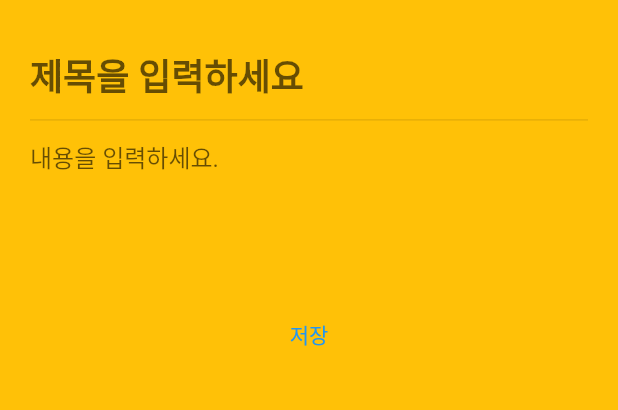
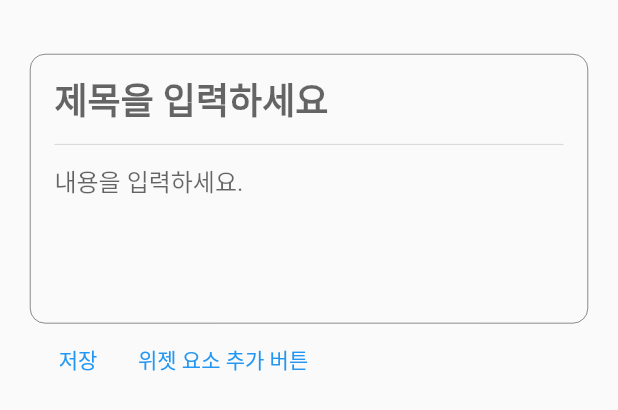
Before and after one commit to seong9566/dot-node, a Flutter app: the InsertContainerWidget widget shown alone on an empty page, opened directly, on a phone screen of 412 x 824 dp. Shown: the top 410 px of the screen. Run offline on Flutter 3.47's test engine with Material 2 defaults, Android fonts, the phone set to English and light mode, and no system bars; our stand-ins replace firebase_auth, firebase_core, flutter_riverpod, flutter_screenutil, flutter_secure_storage, font_awesome_flutter and 5 more; accounts and stored records are empty; network calls fail.

Commit message:
위젯 요소 추가 UI 구현

```diff
--- a/lib/web_view/pages/personal/component/insert_container_widget.dart
+++ b/lib/web_view/pages/personal/component/insert_container_widget.dart
@@ -4,6 +4,7 @@ import 'package:dot_node/models/session_user.dart';
 import 'package:dot_node/models/widget_element.dart';
 import 'package:flutter/material.dart';
 import 'package:flutter_riverpod/flutter_riverpod.dart';
+import 'package:logger/logger.dart';
 
 /*
  * Project Name:  [DOTnode]
@@ -39,18 +40,108 @@ class InsertContainerWidget extends ConsumerStatefulWidget {
 class _InsertContainerWidget extends ConsumerState<InsertContainerWidget> {
   final _title = TextEditingController();
   final _content = TextEditingController();
+  List<Widget> widgetElementList = [];
+  @override
+  void initState() {
+    widgetElementList = [TextInsertForm(title: _title, content: _content)];
+    super.initState();
+  }
 
   @override
   Widget build(BuildContext context) {
+    void widgetCreate({required Widget insertForm}) {
+      widgetElementList.add(insertForm);
+    }
+
     final wControl = ref.read(widgetController);
-    return Container(
-      width: fWidth,
-      color: Colors.amber,
+    return SizedBox(
       child: Padding(
         padding: const EdgeInsets.all(20.0),
-        child: Column(
-          children: [
-            Form(
+        child: SingleChildScrollView(
+          child: Column(
+            children: [
+              Column(
+                //children: List.generate(widgetElementList.length, (index) => widgetElementList[index]),
+                children: [
+                  ListView.builder(
+                    shrinkWrap: true,
+                    itemCount: widgetElementList.length,
+                    itemBuilder: (BuildContext context, int index) {
+                      return widgetElementList[index];
+                    },
+                  )
+                ],
+              ),
+              //TextInsertForm(title: _title, content: _content),
+              Row(
+                children: [
+                  insertBtn(wControl, context),
+                  elementCreateBtn(
+                    press: () {
+                      setState(() {
+                        widgetCreate(insertForm: TextInsertForm(title: _title, content: _content));
+                        Logger().d("리스트 추가? ${widgetElementList.length}");
+                      });
+                    },
+                  ),
+                ],
+              ),
+            ],
+          ),
+        ),
+      ),
+    );
+  }
+
+  TextButton elementCreateBtn({required VoidCallback press}) {
+    return TextButton(
+      onPressed: press,
+      child: Text("위젯 요소 추가 버튼"),
+    );
+  }
+
+  TextButton insertBtn(WidgetController wControl, BuildContext context) {
+    return TextButton(
+      onPressed: (() {
+        List<WidgetElement> containerWidget = [
+          WidgetElement(elementName: "title", content: _title.text),
+          WidgetElement(elementName: "content", content: _content.text),
+        ];
+        wControl.insertWidget(widgetName: "ContainerWidget", userUid: "${SessionUser.user.uid}", widgetElement: containerWidget);
+        Navigator.pop(context);
+      }),
+      child: Text("저장"),
+    );
+  }
+}
+
+class TextInsertForm extends StatelessWidget {
+  const TextInsertForm({
+    super.key,
+    required TextEditingController title,
+    required TextEditingController content,
+  })  : _title = title,
+        _content = content;
+
+  final TextEditingController _title;
+  final TextEditingController _content;
+
+  @override
+  Widget build(BuildContext context) {
+    return Column(
+      children: [
+        SizedBox(height: 16),
+        Container(
+          decoration: BoxDecoration(
+            border: Border.all(
+              color: Colors.black,
+              width: 0.3,
+            ),
+            borderRadius: BorderRadius.circular(10),
+          ),
+          child: Padding(
+            padding: const EdgeInsets.symmetric(horizontal: 16),
+            child: Form(
               child: Column(
                 children: [
                   TextFormField(
@@ -87,21 +178,9 @@ class _InsertContainerWidget extends ConsumerState<InsertContainerWidget> {
                 ],
               ),
             ),
-            TextButton(
-              onPressed: (() {
-                List<WidgetElement> containerWidget = [
-                  WidgetElement(elementName: "title", content: _title.text),
-                  WidgetElement(elementName: "content", content: _content.text),
-                ];
-                wControl.insertWidget(widgetName: "ContainerWidget", userUid: "${SessionUser.user.uid}", widgetElement: containerWidget);
-                Navigator.pop(context);
-              }),
-              child: Text("저장"),
-            ),
-            TextButton(onPressed: () {}, child: Text(""))
-          ],
+          ),
         ),
-      ),
+      ],
     );
   }
 }
--- a/lib/web_view/pages/personal/personal_page.dart
+++ b/lib/web_view/pages/personal/personal_page.dart
@@ -53,8 +53,10 @@ class _PersonalPageState extends ConsumerState<PersonalPage> {
             contentWidget = ListWidget();
           }
           return AlertDialog(
+            scrollable: true,
             title: const Text('사용할 위젯을 선택하세요.'),
-            content: Column(
+            content: SingleChildScrollView(
+              child: Column(
                 children: [
                   DropdownButton(
                     value: _selectedValue,
@@ -71,8 +73,13 @@ class _PersonalPageState extends ConsumerState<PersonalPage> {
                       });
                     },
                   ),
-                contentWidget,
+                  SizedBox(
+                    height: MediaQuery.of(context).size.height,
+                    width: MediaQuery.of(context).size.width,
+                    child: contentWidget,
+                  )
                 ],
+              ),
             ),
           );
         },
```
Lines whose indentation alone changed are shown as unchanged.
